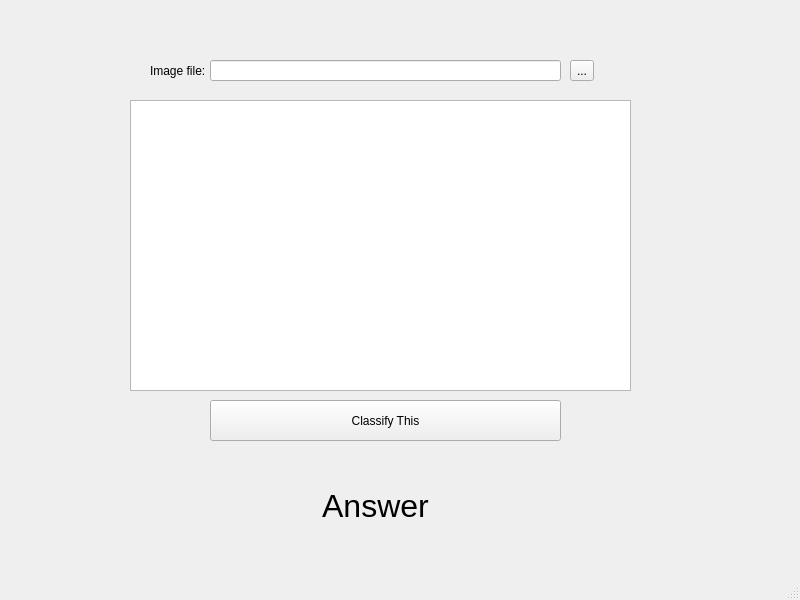
Before: the Qt Designer form mainwindow.ui in dhruv8890/ClassifyThis, drawn with Qt 5.
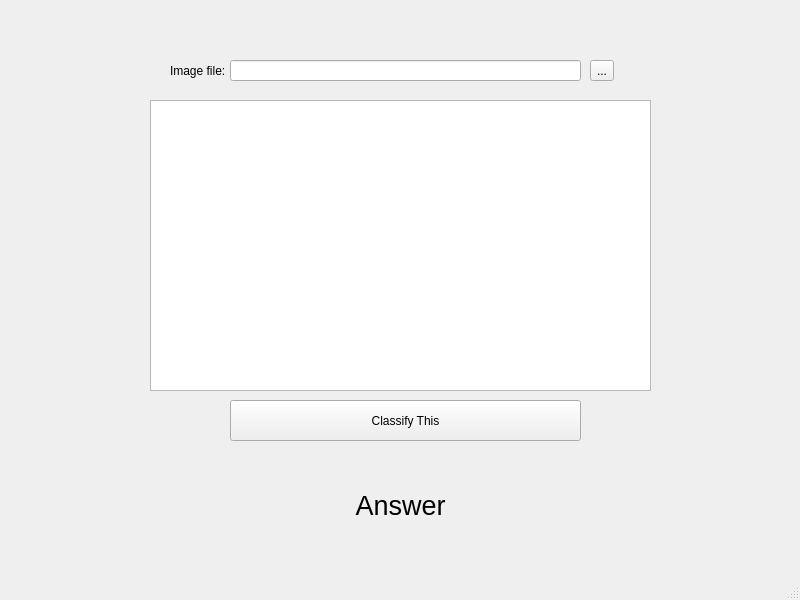
After: the same form once the commit is applied.

Commit message: Added full human readable sentence for the answer and tweaked the ui to fit properly

```diff
--- a/mainwindow.ui
+++ b/mainwindow.ui
@@ -17,7 +17,7 @@
    <widget class="QLineEdit" name="filePathLineEdit">
     <property name="geometry">
      <rect>
-      <x>210</x>
+      <x>230</x>
       <y>60</y>
       <width>351</width>
       <height>21</height>
@@ -27,7 +27,7 @@
    <widget class="QPushButton" name="classifyButton">
     <property name="geometry">
      <rect>
-      <x>210</x>
+      <x>230</x>
       <y>400</y>
       <width>351</width>
       <height>41</height>
@@ -40,7 +40,7 @@
    <widget class="QToolButton" name="loadFileButton">
     <property name="geometry">
      <rect>
-      <x>570</x>
+      <x>590</x>
       <y>60</y>
       <width>24</width>
       <height>21</height>
@@ -53,7 +53,7 @@
    <widget class="QLabel" name="label">
     <property name="geometry">
      <rect>
-      <x>150</x>
+      <x>170</x>
       <y>50</y>
       <width>111</width>
       <height>41</height>
@@ -66,15 +66,15 @@
    <widget class="QLabel" name="answerLabel">
     <property name="geometry">
      <rect>
-      <x>230</x>
+      <x>30</x>
       <y>450</y>
-      <width>291</width>
+      <width>741</width>
       <height>111</height>
      </rect>
     </property>
     <property name="font">
      <font>
-      <pointsize>24</pointsize>
+      <pointsize>20</pointsize>
      </font>
     </property>
     <property name="text">
@@ -87,7 +87,7 @@
    <widget class="QGraphicsView" name="imageGraphicsView">
     <property name="geometry">
      <rect>
-      <x>130</x>
+      <x>150</x>
       <y>100</y>
       <width>501</width>
       <height>291</height>
```
The commit also changes 4 other files.
